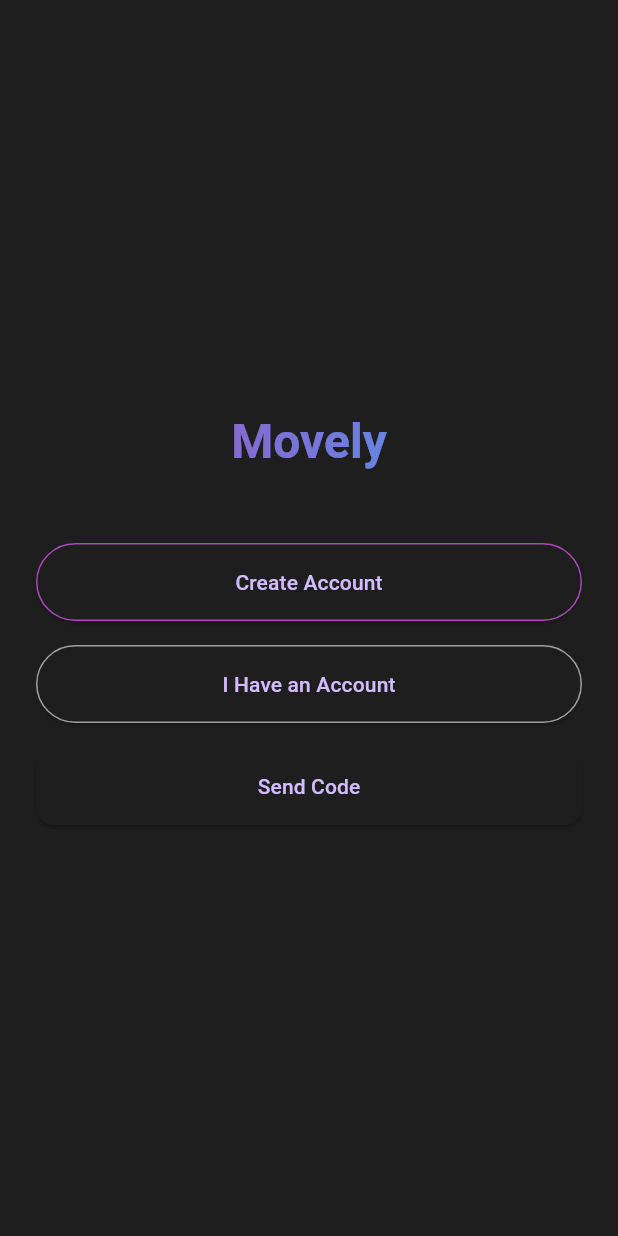
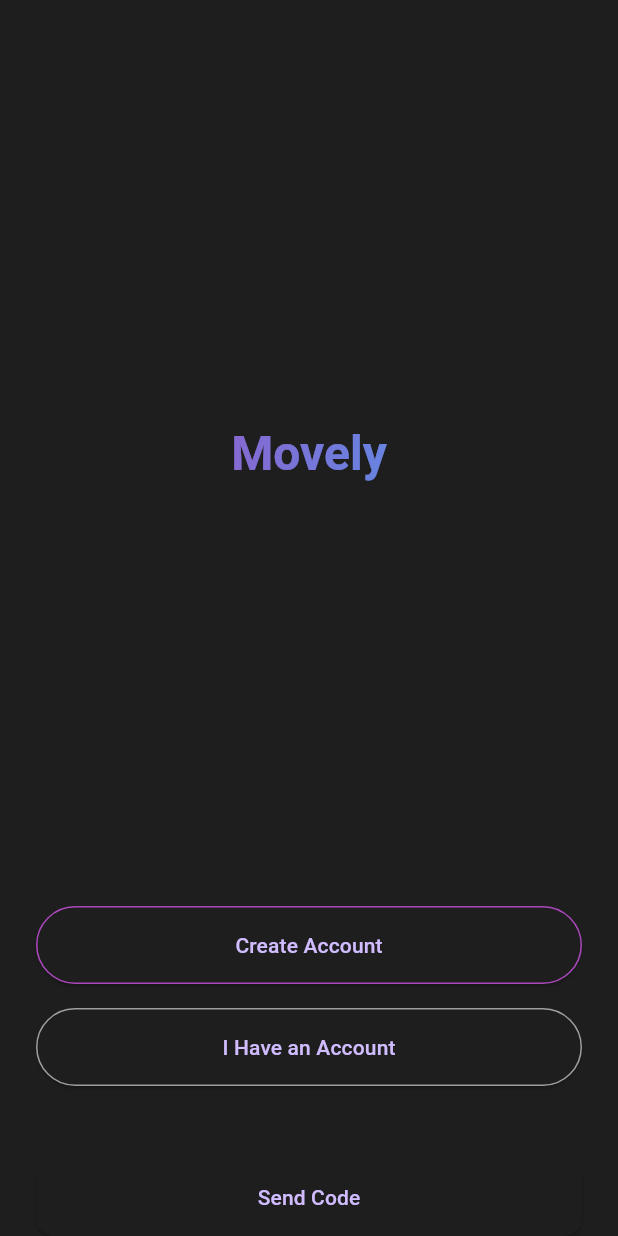
Before and after one commit to Cikle/Movely, a Flutter app: the screen it shows after launch, on a phone screen of 412 x 824 dp. Run offline on Flutter 3.47's test engine with Material 3 defaults, Android fonts, the phone set to English and light mode, and no system bars; our stand-ins replace supabase_flutter; accounts and stored records are empty.

Commit message:
feat: Move auth screen buttons to bottom and adjust layout

```diff
--- a/movely/lib/screens/auth_screen.dart
+++ b/movely/lib/screens/auth_screen.dart
@@ -100,9 +100,10 @@ class _AuthScreenState extends State<AuthScreen> {
           child: Padding(
             padding: const EdgeInsets.symmetric(horizontal: 24.0),
             child: Column(
-              mainAxisAlignment: MainAxisAlignment.center,
+              mainAxisAlignment: MainAxisAlignment.spaceBetween,
               crossAxisAlignment: CrossAxisAlignment.stretch,
               children: [
+                const Spacer(),
                 ShaderMask(
                   shaderCallback: (bounds) => LinearGradient(
                     colors: [Colors.purple.shade400, Colors.blue.shade400],
@@ -118,8 +119,13 @@ class _AuthScreenState extends State<AuthScreen> {
                     textAlign: TextAlign.center,
                   ),
                 ),
-                const SizedBox(height: 48),
+                const Spacer(),
                 if (!_showOtpField && (_emailController.text.isEmpty)) ...[
+                  Padding(
+                    padding: const EdgeInsets.only(bottom: 32.0),
+                    child: Column(
+                      mainAxisSize: MainAxisSize.min,
+                      children: [
                         ElevatedButton(
                           onPressed: () {
                             setState(() {
@@ -130,6 +136,7 @@ class _AuthScreenState extends State<AuthScreen> {
                           style: ElevatedButton.styleFrom(
                             backgroundColor: const Color(0xFF1E1E1E),
                             padding: const EdgeInsets.symmetric(vertical: 16),
+                            minimumSize: const Size(double.infinity, 50),
                             side: BorderSide(
                               color: _isNewAccount ? Colors.purple.shade400 : Colors.grey,
                             ),
@@ -147,11 +154,15 @@ class _AuthScreenState extends State<AuthScreen> {
                           style: ElevatedButton.styleFrom(
                             backgroundColor: const Color(0xFF1E1E1E),
                             padding: const EdgeInsets.symmetric(vertical: 16),
+                            minimumSize: const Size(double.infinity, 50),
                             side: BorderSide(
                               color: !_isNewAccount ? Colors.purple.shade400 : Colors.grey,
                             ),
                           ),
                           child: const Text('I Have an Account'),
+                        ),
+                      ],
+                    ),
                   ),
                 ] else if (!_showOtpField) ...[
                   TextField(
```
Lines whose indentation alone changed are shown as unchanged.
